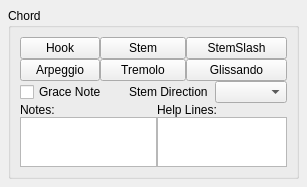
First picture: the form in mscore/mscore/chord.ui, repository musescore/musescore-old, before the edit.
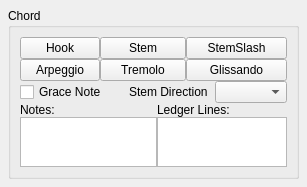
Second picture: the form after the edit.

```diff
--- a/mscore/mscore/chord.ui
+++ b/mscore/mscore/chord.ui
@@ -107,7 +107,7 @@
       <item row="3" column="3" colspan="3">
        <widget class="QLabel" name="label_3">
         <property name="text">
-         <string notr="true" comment="do not translate">Help Lines:</string>
+         <string notr="true" comment="do not translate">Ledger Lines:</string>
         </property>
        </widget>
       </item>
```
